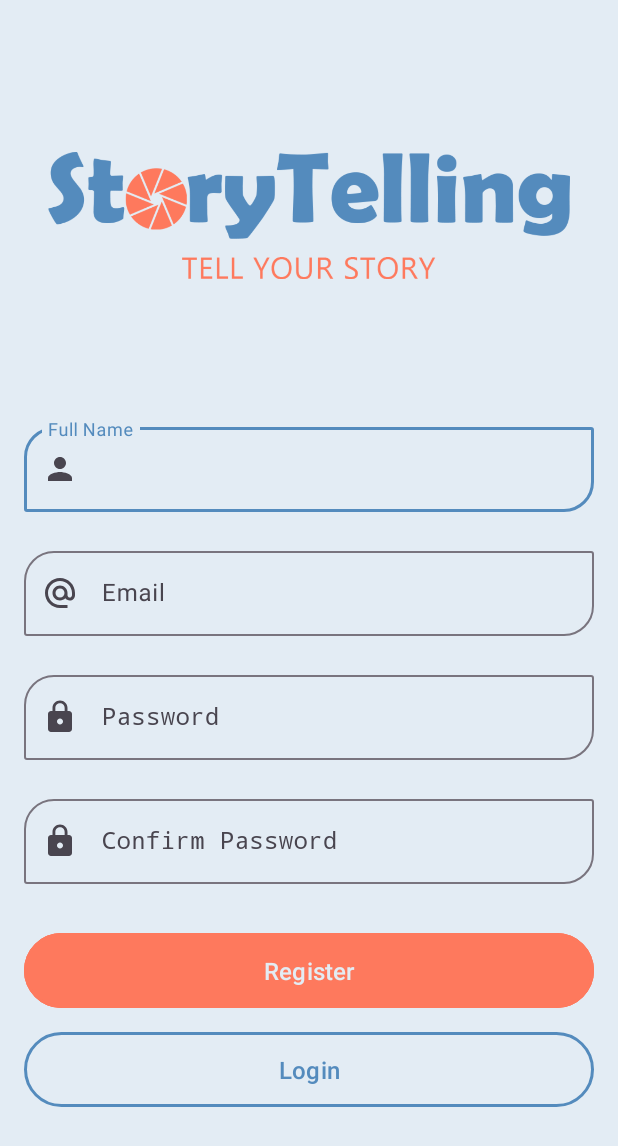
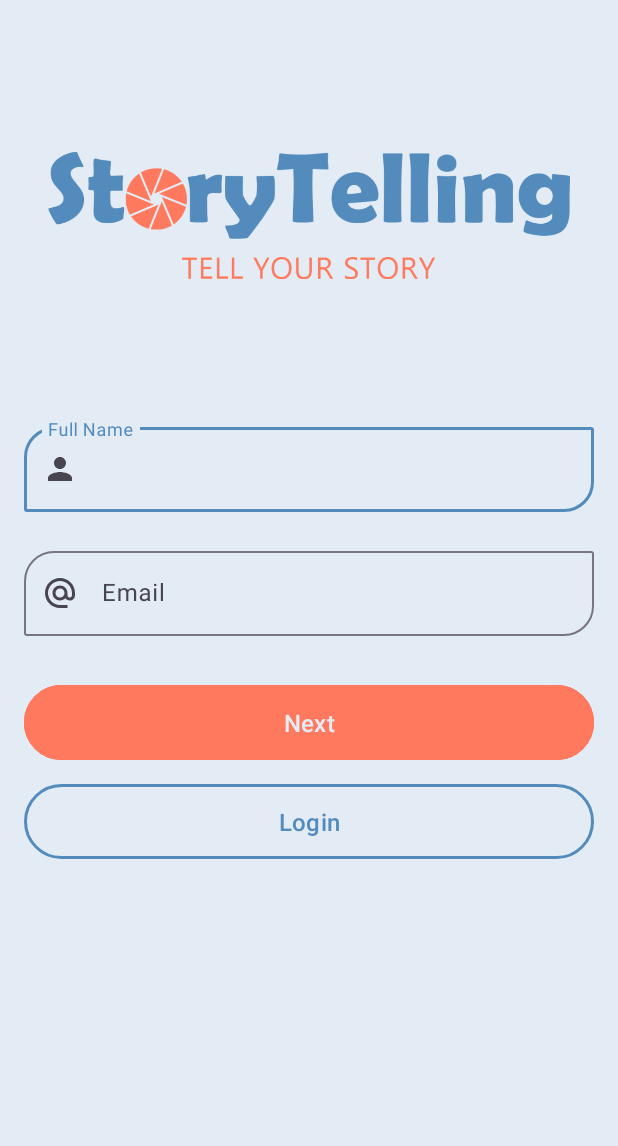
Before and after one commit to fauzan-radji/story-app, an Android app: the layout fragment_register.xml on its own in the app's theme, with its tools: preview values and no code run, on a phone screen of 412 x 824 dp. Shown: the top 1146 px of the screen. Run offline under Robolectric (Android 15) with nearby library versions, the phone set to English and light mode, and no system bars.

Commit message:
feat: motion layout in RegisterFragment

```diff
--- a/app/src/main/java/com/fauzan/storytelling/data/StoryRepository.kt
+++ b/app/src/main/java/com/fauzan/storytelling/data/StoryRepository.kt
@@ -29,9 +29,6 @@ class StoryRepository private constructor(
     private val _stories = MediatorLiveData<Result<List<StoryModel>>>()
     val stories: LiveData<Result<List<StoryModel>>> = _stories
 
-    private val _registerResult = MediatorLiveData<Result<Boolean>>()
-    val registerResult: LiveData<Result<Boolean>> = _registerResult
-
     private val _story = MediatorLiveData<Result<StoryModel>>()
     val story: LiveData<Result<StoryModel>> = _story
 
@@ -55,19 +52,19 @@ class StoryRepository private constructor(
         }
     }
 
-    suspend fun register(name: String, email: String, password: String) {
-        _registerResult.value = Result.Loading
+    fun register(name: String, email: String, password: String) = liveData {
+        emit(Result.Loading)
         try {
             val response = apiService.register(name, email, password)
             if (response.error == true) {
-                _registerResult.value = Result.Error(response.message ?: context.getString(R.string.something_went_wrong))
+                emit(Result.Error(response.message ?: context.getString(R.string.something_went_wrong)))
             } else {
-                _registerResult.value = Result.Success(true)
+                emit(Result.Success(true))
             }
         } catch (e: HttpException) {
             val jsonInString = e.response()?.errorBody()?.string()
             val errorBody = Gson().fromJson(jsonInString, ErrorResponse::class.java)
-            _registerResult.value = Result.Error(errorBody.message ?: e.message.toString())
+           emit(Result.Error(errorBody.message ?: e.message.toString()))
         }
     }
 
--- a/app/src/main/java/com/fauzan/storytelling/ui/register/RegisterFragment.kt
+++ b/app/src/main/java/com/fauzan/storytelling/ui/register/RegisterFragment.kt
@@ -31,7 +31,6 @@ class RegisterFragment : Fragment() {
         super.onViewCreated(view, savedInstanceState)
 
         setupOnClickListeners()
-        observe()
     }
 
     override fun onDestroyView() {
@@ -77,7 +76,7 @@ class RegisterFragment : Fragment() {
                 return@setOnClickListener
             }
 
-            viewModel.register(name, email, password)
+            register(name, email, password)
         }
 
         binding.btnLogin.setOnClickListener {
@@ -86,8 +85,8 @@ class RegisterFragment : Fragment() {
         }
     }
 
-    private fun observe() {
-        viewModel.result.observe(viewLifecycleOwner) { result ->
+    private fun register(name: String, email: String, password: String) {
+        viewModel.register(name, email, password).observe(viewLifecycleOwner) { result ->
             when (result) {
                 is Result.Loading -> {
                     binding.progressBar.visibility = View.VISIBLE
--- a/app/src/main/java/com/fauzan/storytelling/ui/register/RegisterViewModel.kt
+++ b/app/src/main/java/com/fauzan/storytelling/ui/register/RegisterViewModel.kt
@@ -1,19 +1,8 @@
 package com.fauzan.storytelling.ui.register
 
-import androidx.lifecycle.LiveData
 import androidx.lifecycle.ViewModel
-import androidx.lifecycle.viewModelScope
-import com.fauzan.storytelling.data.Result
 import com.fauzan.storytelling.data.StoryRepository
-import kotlinx.coroutines.launch
 
 class RegisterViewModel(private val repository: StoryRepository) : ViewModel() {
-
-    val result: LiveData<Result<Boolean>> = repository.registerResult
-
-    fun register(name: String, email: String, password: String) {
-        viewModelScope.launch {
-            repository.register(name, email, password)
-        }
-    }
+    fun register(name: String, email: String, password: String) = repository.register(name, email, password)
 }
--- a/app/src/main/res/layout/fragment_register.xml
+++ b/app/src/main/res/layout/fragment_register.xml
@@ -5,9 +5,12 @@
     android:layout_height="match_parent"
     xmlns:app="http://schemas.android.com/apk/res-auto"
     tools:context=".ui.register.RegisterFragment">
-    <androidx.constraintlayout.widget.ConstraintLayout
+
+    <androidx.constraintlayout.motion.widget.MotionLayout
+        android:id="@+id/constraintLayout"
         android:layout_width="match_parent"
-        android:layout_height="wrap_content">
+        android:layout_height="wrap_content"
+        app:layoutDescription="@xml/fragment_register_xml_constraintlayout_scene">
 
         <com.google.android.material.progressindicator.LinearProgressIndicator
             android:id="@+id/progress_bar"
@@ -17,7 +20,7 @@
             android:visibility="gone"
             app:layout_constraintEnd_toEndOf="parent"
             app:layout_constraintStart_toStartOf="parent"
-            app:layout_constraintTop_toTopOf="parent"/>
+            app:layout_constraintTop_toTopOf="parent" />
 
         <ImageView
             android:id="@+id/iv_logo"
@@ -26,25 +29,24 @@
             android:layout_marginStart="32dp"
             android:layout_marginTop="32dp"
             android:layout_marginEnd="32dp"
+            android:contentDescription="@string/app_name"
             android:src="@drawable/typo"
             app:layout_constraintEnd_toEndOf="parent"
             app:layout_constraintStart_toStartOf="parent"
-            app:layout_constraintTop_toTopOf="parent"
-            android:contentDescription="@string/app_name" />
+            app:layout_constraintTop_toTopOf="parent" />
 
         <com.google.android.material.textfield.TextInputLayout
             android:id="@+id/til_name"
             style="@style/Input"
             android:layout_width="0dp"
             android:layout_height="wrap_content"
-            android:layout_marginStart="16dp"
+            android:layout_marginHorizontal="16dp"
             android:layout_marginTop="24dp"
-            android:layout_marginEnd="16dp"
             android:hint="@string/full_name"
             app:errorEnabled="true"
             app:layout_constraintEnd_toEndOf="parent"
             app:layout_constraintStart_toStartOf="parent"
-            app:layout_constraintTop_toBottomOf="@+id/iv_logo"
+            app:layout_constraintTop_toBottomOf="@id/iv_logo"
             app:startIconDrawable="@drawable/ic_person">
 
             <com.google.android.material.textfield.TextInputEditText
@@ -59,13 +61,12 @@
             style="@style/Input"
             android:layout_width="0dp"
             android:layout_height="wrap_content"
-            android:layout_marginTop="0dp"
             android:hint="@string/email"
             app:errorEnabled="true"
-            app:startIconDrawable="@drawable/ic_email"
             app:layout_constraintEnd_toEndOf="@id/til_name"
             app:layout_constraintStart_toStartOf="@id/til_name"
-            app:layout_constraintTop_toBottomOf="@+id/til_name">
+            app:layout_constraintTop_toBottomOf="@id/til_name"
+            app:startIconDrawable="@drawable/ic_email">
 
             <com.fauzan.storytelling.components.EmailEditText
                 android:id="@+id/et_email"
@@ -73,18 +74,42 @@
                 android:layout_height="wrap_content" />
         </com.google.android.material.textfield.TextInputLayout>
 
+        <Button
+            android:id="@+id/btn_next"
+            style="@style/Button"
+            android:layout_width="0dp"
+            android:layout_height="wrap_content"
+            android:layout_marginTop="8dp"
+            android:text="@string/next"
+            app:layout_constraintEnd_toEndOf="@id/til_name"
+            app:layout_constraintStart_toStartOf="@id/til_name"
+            app:layout_constraintTop_toBottomOf="@id/til_email" />
+
+        <Button
+            android:id="@+id/btn_login"
+            style="@style/Button.Outlined"
+            android:layout_width="0dp"
+            android:layout_height="wrap_content"
+            android:layout_marginTop="8dp"
+            android:layout_marginBottom="32dp"
+            android:text="@string/login"
+            app:layout_constraintBottom_toBottomOf="parent"
+            app:layout_constraintEnd_toEndOf="@id/til_name"
+            app:layout_constraintStart_toStartOf="@id/til_name"
+            app:layout_constraintTop_toBottomOf="@id/btn_next"
+            app:layout_constraintVertical_bias="0.0"/>
+
         <com.google.android.material.textfield.TextInputLayout
             android:id="@+id/til_password"
             style="@style/Input"
             android:layout_width="0dp"
             android:layout_height="wrap_content"
-            android:layout_marginTop="0dp"
+            android:layout_marginHorizontal="16dp"
             android:hint="@string/password"
             app:errorEnabled="true"
-            app:startIconDrawable="@drawable/ic_lock"
-            app:layout_constraintEnd_toEndOf="@id/til_name"
-            app:layout_constraintStart_toStartOf="@id/til_name"
-            app:layout_constraintTop_toBottomOf="@+id/til_email">
+            app:layout_constraintStart_toEndOf="parent"
+            app:layout_constraintTop_toTopOf="@id/til_name"
+            app:startIconDrawable="@drawable/ic_lock">
 
             <com.fauzan.storytelling.components.PasswordEditText
                 android:id="@+id/et_password"
@@ -97,13 +122,12 @@
             style="@style/Input"
             android:layout_width="0dp"
             android:layout_height="wrap_content"
-            android:layout_marginTop="0dp"
             android:hint="@string/confirm_password"
             app:errorEnabled="true"
-            app:startIconDrawable="@drawable/ic_lock"
-            app:layout_constraintEnd_toEndOf="@id/til_name"
-            app:layout_constraintStart_toStartOf="@id/til_name"
-            app:layout_constraintTop_toBottomOf="@+id/til_password">
+            app:layout_constraintEnd_toEndOf="@id/til_password"
+            app:layout_constraintStart_toStartOf="@id/til_password"
+            app:layout_constraintTop_toBottomOf="@id/til_password"
+            app:startIconDrawable="@drawable/ic_lock">
 
             <com.fauzan.storytelling.components.PasswordEditText
                 android:id="@+id/et_confirm_password"
@@ -118,23 +142,24 @@
             android:layout_height="wrap_content"
             android:layout_marginTop="8dp"
             android:text="@string/register"
-            app:layout_constraintEnd_toEndOf="@id/til_name"
-            app:layout_constraintStart_toStartOf="@id/til_name"
-            app:layout_constraintTop_toBottomOf="@+id/til_confirm_password" />
+            app:layout_constraintEnd_toEndOf="@id/til_password"
+            app:layout_constraintStart_toStartOf="@id/til_password"
+            app:layout_constraintTop_toBottomOf="@id/til_confirm_password" />
 
         <Button
-            android:id="@+id/btn_login"
+            android:id="@+id/btn_prev"
             style="@style/Button.Outlined"
             android:layout_width="0dp"
             android:layout_height="wrap_content"
             android:layout_marginTop="8dp"
             android:layout_marginBottom="32dp"
-            android:text="@string/login"
+            android:text="@string/previous"
             app:layout_constraintBottom_toBottomOf="parent"
-            app:layout_constraintEnd_toEndOf="@id/til_name"
-            app:layout_constraintStart_toStartOf="@id/til_name"
-            app:layout_constraintTop_toBottomOf="@+id/btn_register" />
+            app:layout_constraintEnd_toEndOf="@id/til_password"
+            app:layout_constraintStart_toStartOf="@id/til_password"
+            app:layout_constraintTop_toBottomOf="@id/btn_register"
+            app:layout_constraintVertical_bias="0.0" />
 
-    </androidx.constraintlayout.widget.ConstraintLayout>
+    </androidx.constraintlayout.motion.widget.MotionLayout>
 
 </ScrollView>
--- a/app/src/main/res/values/strings.xml
+++ b/app/src/main/res/values/strings.xml
@@ -34,4 +34,6 @@
     <string name="failed_to_start_camera">Failed to start camera</string>
     <string name="image_saved_successfully">Image saved successfully</string>
     <string name="failed_to_save_image">Failed to save image</string>
+    <string name="next">Next</string>
+    <string name="previous">Previous</string>
 </resources>
--- /dev/null
+++ b/app/src/main/res/xml/fragment_register_xml_constraintlayout_scene.xml
@@ -0,0 +1,65 @@
+<?xml version="1.0" encoding="utf-8"?>
+<MotionScene
+    xmlns:android="http://schemas.android.com/apk/res/android"
+    xmlns:motion="http://schemas.android.com/apk/res-auto">
+
+    <Transition
+        motion:constraintSetEnd="@+id/end"
+        motion:constraintSetStart="@id/start"
+        motion:duration="1000">
+        <OnClick
+            motion:clickAction="transitionToEnd"
+            motion:targetId="@+id/btn_next" />
+    </Transition>
+
+    <Transition
+        motion:constraintSetEnd="@+id/start"
+        motion:constraintSetStart="@id/end"
+        motion:duration="1000">
+        <OnClick
+            motion:clickAction="transitionToEnd"
+            motion:targetId="@+id/btn_prev" />
+    </Transition>
+
+    <ConstraintSet android:id="@+id/start">
+        <Constraint
+            android:id="@+id/til_name"
+            android:layout_width="0dp"
+            android:layout_height="wrap_content"
+            android:layout_marginStart="16dp"
+            android:layout_marginEnd="16dp"
+            android:layout_marginTop="24dp"
+            motion:layout_constraintEnd_toEndOf="parent"
+            motion:layout_constraintStart_toStartOf="parent"
+            motion:layout_constraintTop_toBottomOf="@id/iv_logo" />
+        <Constraint
+            android:id="@+id/til_password"
+            android:layout_width="0dp"
+            android:layout_height="wrap_content"
+            android:layout_marginStart="16dp"
+            android:layout_marginEnd="16dp"
+            motion:layout_constraintStart_toEndOf="parent"
+            motion:layout_constraintTop_toTopOf="@id/til_name" />
+    </ConstraintSet>
+
+    <ConstraintSet android:id="@+id/end">
+        <Constraint
+            android:id="@+id/til_name"
+            android:layout_width="0dp"
+            android:layout_height="wrap_content"
+            android:layout_marginStart="16dp"
+            android:layout_marginEnd="16dp"
+            android:layout_marginTop="24dp"
+            motion:layout_constraintEnd_toStartOf="parent"
+            motion:layout_constraintTop_toBottomOf="@id/iv_logo" />
+        <Constraint
+            android:id="@+id/til_password"
+            android:layout_width="0dp"
+            android:layout_height="wrap_content"
+            android:layout_marginStart="16dp"
+            android:layout_marginEnd="16dp"
+            motion:layout_constraintStart_toStartOf="parent"
+            motion:layout_constraintEnd_toEndOf="parent"
+            motion:layout_constraintTop_toTopOf="@id/til_name" />
+    </ConstraintSet>
+</MotionScene>
```
